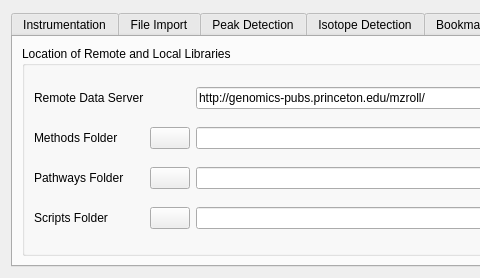
Old version of the form src/maven/forms/settingsform.ui in the repository eugenemel/maven; both pictures show x 0 to 480 and y 0 to 278 of the 1094 by 278 pixel window.
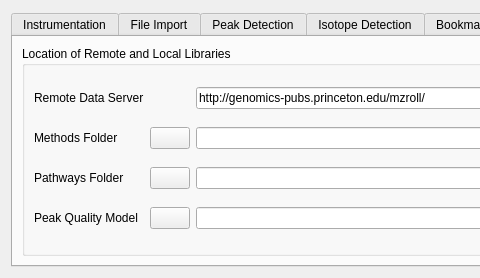
New version of the form. The open tabs and pages were chosen to show the change. Icons and pictures are not drawn.

Commit message: Issue 430: Repurpose field in locations tab.

```diff
--- a/src/maven/forms/settingsform.ui
+++ b/src/maven/forms/settingsform.ui
@@ -866,7 +866,7 @@
           <item row="3" column="0">
            <widget class="QLabel" name="label_23">
             <property name="text">
-             <string>Scripts Folder</string>
+             <string>Peak Quality Model</string>
             </property>
            </widget>
           </item>
```
Left out of the diff: 4 changed lines with no effect on the pictures.
